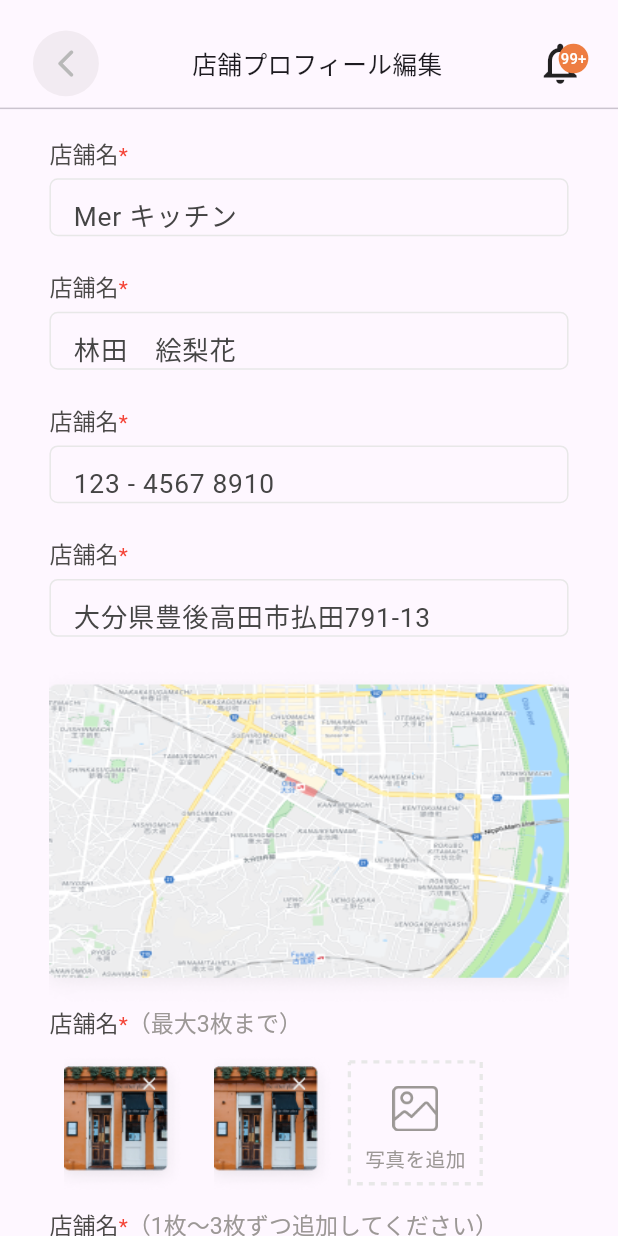
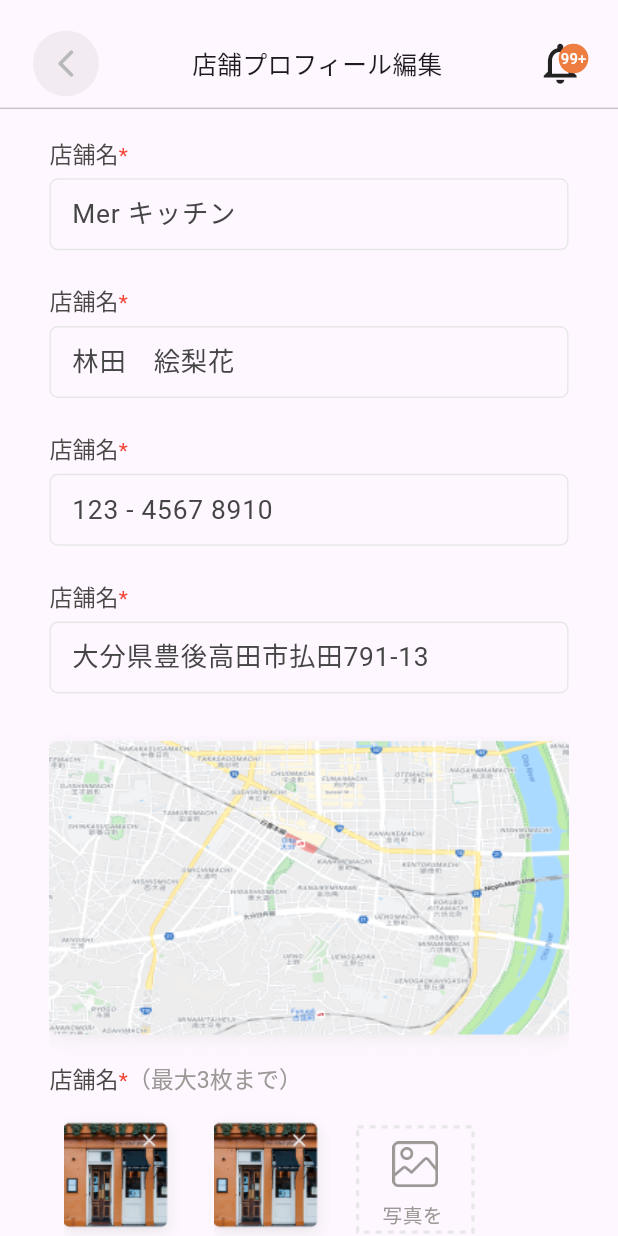
Before and after one commit to AhammadulKabeer/JIITAK, a Flutter app: the EditProfile screen opened directly, on a phone screen of 412 x 824 dp. Run offline on Flutter 3.47's test engine with Material 2 defaults, Android fonts, the light colour scheme and no system bars; drawn by our look-alikes of dotted_border; our stand-ins replace get.

Commit message:
last commit

```diff
--- a/lib/models/checkmodel.dart
+++ b/lib/models/checkmodel.dart
@@ -1,5 +1,5 @@
 class CheckModel {
   String? txt;
-  dynamic? bool;
+  dynamic bool;
   CheckModel({required this.txt, this.bool});
 }
--- a/lib/view/editprofile.dart
+++ b/lib/view/editprofile.dart
@@ -173,18 +173,15 @@ class _EditProfileState extends State<EditProfile> {
                                 width: R.sw(80, context),
                                 height: R.sh(80, context),
                                 child: DottedBorder(
+                                  borderPadding:
+                                      EdgeInsets.all(R.sw(5, context)),
                                   color: const Color(0xffE8E8E8),
                                   strokeWidth: R.sw(2, context),
                                   dashPattern: const [
                                     4,
                                     4,
                                   ],
-                                  child: Container(
-                                    width: R.sw(91, context),
-                                    height: R.sh(91, context),
-                                    decoration: BoxDecoration(
-                                      borderRadius: BorderRadius.circular(80),
-                                    ),
+                                  child: Center(
                                     child: Column(
                                       crossAxisAlignment:
                                           CrossAxisAlignment.center,
@@ -199,11 +196,15 @@ class _EditProfileState extends State<EditProfile> {
                                               height: R.sh(30, context),
                                               color: const Color(0xff9C9896),
                                             )),
-                                        Text(
-                                          "写真を追加",
-                                          style: TextStyle(
-                                            color: const Color(0xff9C9896),
-                                            fontSize: R.sw(12, context),
+                                        SizedBox(
+                                          width: R.sw(40, context),
+                                          height: R.sh(20, context),
+                                          child: Text(
+                                            "写真を追加",
+                                            style: TextStyle(
+                                              color: const Color(0xff9C9896),
+                                              fontSize: R.sw(12, context),
+                                            ),
                                           ),
                                         )
                                       ],
--- a/lib/view/homepage.dart
+++ b/lib/view/homepage.dart
@@ -61,7 +61,7 @@ class MyHomePage extends StatelessWidget {
               ],
             ),
             bottom: PreferredSize(
-              preferredSize: Size.fromHeight(R.sh(70, context)),
+              preferredSize: Size.fromHeight(R.sh(50, context)),
               child: Padding(
                 padding: EdgeInsets.symmetric(vertical: R.sh(15, context)),
                 child: Ink(
--- a/lib/widgets/texts.dart
+++ b/lib/widgets/texts.dart
@@ -12,7 +12,7 @@ class CostomTextfield extends StatelessWidget {
           EdgeInsets.only(top: R.sw(5, context), bottom: R.sw(20, context)),
       child: SizedBox(
         width: R.sw(335, context),
-        height: R.sh(38, context),
+        // height: R.sh(38, context),
         child: TextField(
           textAlign: TextAlign.left,
           controller: controller,
@@ -21,6 +21,8 @@ class CostomTextfield extends StatelessWidget {
               fontSize: R.sw(16, context),
               fontWeight: FontWeight.normal),
           decoration: InputDecoration(
+            contentPadding: EdgeInsets.only(
+                left: R.sw(10, context), bottom: R.sh(10, context)),
             enabledBorder: OutlineInputBorder(
                 borderRadius: BorderRadius.circular(R.sw(5, context)),
                 borderSide: const BorderSide(color: Color(0xffE8E8E8))),
```
